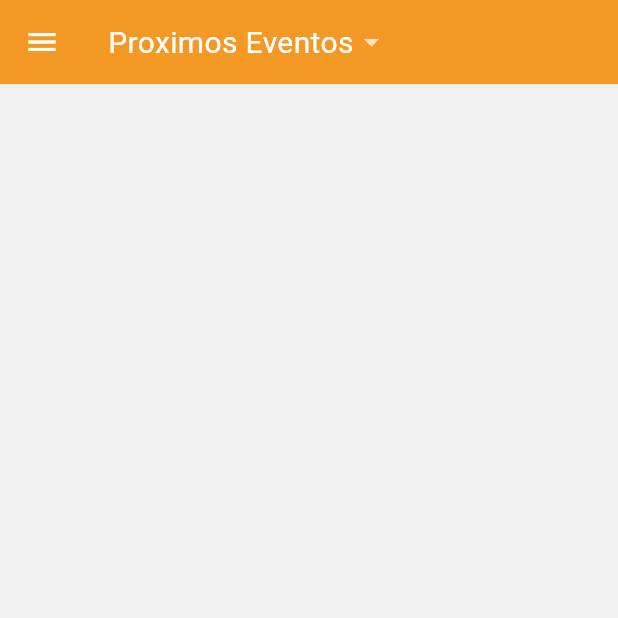
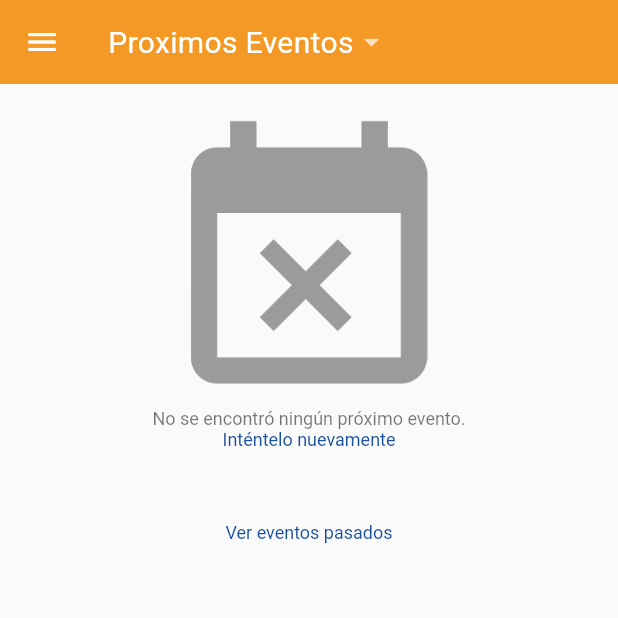
Before and after one commit to belatrix/HackatrixApp, a Flutter app: the screen it shows after launch, on a phone screen of 412 x 824 dp, the top half of it. Run offline on Flutter 3.47's test engine with Material 2 defaults, Android fonts, the phone set to English and light mode, and no system bars; our stand-ins replace cached_network_image, shared_preferences; missing offline and left inert: progress_hud; accounts and stored records are empty; network calls fail.

Commit message:
[WIP] Se agregó el status de in progress, error y success al momento de cargar los eventos.

```diff
--- /dev/null
+++ b/lib/domain/model/status.dart
@@ -0,0 +1,3 @@
+enum Status{
+  LOADING, SUCCESS, ERROR, EMPTY
+}
--- a/lib/presentation/event/event_page.dart
+++ b/lib/presentation/event/event_page.dart
@@ -2,6 +2,7 @@ import 'package:flutter/material.dart';
 import 'package:flutter_staggered_grid_view/flutter_staggered_grid_view.dart';
 import 'package:hackatrix/data/repository/rest/event_rest.dart';
 import 'package:hackatrix/domain/model/event.dart';
+import 'package:hackatrix/domain/model/status.dart';
 import 'package:hackatrix/presentation/event/event_item.dart';
 import 'package:hackatrix/presentation/event/evento_presenter.dart';
 import 'package:hackatrix/presentation/event_detail/event_detail_page.dart';
@@ -21,6 +22,7 @@ class EventPage extends StatefulWidget {
 class _EventPageState extends State<EventPage> implements EventView {
   EventPresenter _presenter;
   List<dynamic> _elements = List();
+  Status _status;
 
   _EventPageState() {
     _presenter = new EventPresenter(this, new EventRest());
@@ -37,7 +39,6 @@ class _EventPageState extends State<EventPage> implements EventView {
   }
 
   void _onTapEvent(Event event) {
-    print("event tapped: ${event.title}");
     Navigator.push(
       context,
       new MaterialPageRoute(
@@ -47,7 +48,14 @@ class _EventPageState extends State<EventPage> implements EventView {
   }
 
   @override
+  void onLoading() {
+    _status = Status.LOADING;
+    setState(() {});
+  }
+
+  @override
   void onResult(List<dynamic> list) {
+    _status = Status.SUCCESS;
     for (int i = 0; i < list.length; i++) {
       if (!list[i].isUpcoming) {
         list[i].title = list[i].title.replaceAll("Hackatrix ", "");
@@ -59,23 +67,100 @@ class _EventPageState extends State<EventPage> implements EventView {
     });
   }
 
-  Widget buildPastEventsView(BuildContext context) {
-    return new Container(
-        padding: EdgeInsets.all(16.0),
-        child: new GestureDetector(
-          onTap: () => print('Open past events'),
-          child: new Text(
-            "Ver eventos pasados",
-            style: Theme.of(context).textTheme.caption.apply(
-                  color: CompanyColors.blue[900],
-                ),
-            textAlign: TextAlign.center,
-          ),
-        ));
+  @override
+  void onEmptyResult() {
+    _status = Status.EMPTY;
+    setState(() {
+      _elements.clear();
+    });
+  }
+
+  @override
+  void onError() {
+    _status = Status.ERROR;
+    setState(() {
+      _elements.clear();
+    });
   }
 
   @override
   Widget build(BuildContext context) {
+    return buildContent(context);
+  }
+
+  Widget buildContent(BuildContext context) {
+    switch (_status) {
+      case Status.SUCCESS:
+        return buildOnSuccess(context);
+      case Status.LOADING:
+        return buildOnLoading(context);
+      default:
+        return buildOnEmpty(context);
+    }
+  }
+
+  Widget buildOnLoading(BuildContext context) {
+    return Container(
+      padding: EdgeInsets.all(40.0),
+      child: Column(
+        crossAxisAlignment: CrossAxisAlignment.center,
+        mainAxisSize: MainAxisSize.max,
+        children: <Widget>[
+          CircularProgressIndicator(),
+          SizedBox(
+            width: MediaQuery.of(context).size.width,
+            height: 40.0,
+          ),
+          Text(
+            "Cargando próximos eventos",
+            style: Theme.of(context).textTheme.caption,
+            textAlign: TextAlign.center,
+          ),
+        ],
+      ),
+    );
+  }
+
+  Widget buildOnEmpty(BuildContext context) {
+    return Container(
+      padding: EdgeInsets.symmetric(vertical: 24.0),
+      child: Column(
+        crossAxisAlignment: CrossAxisAlignment.center,
+        mainAxisSize: MainAxisSize.max,
+        children: <Widget>[
+          new Image.asset(
+            'images/ic_empty_events.png',
+          ),
+          SizedBox(
+            width: MediaQuery.of(context).size.width,
+            height: 16.0,
+          ),
+          new Text(
+            "No se encontró ningún próximo evento.",
+            style: Theme.of(context).textTheme.caption,
+            textAlign: TextAlign.center,
+          ),
+          new GestureDetector(
+            onTap: _firstLoad,
+            child: new Text(
+              "Inténtelo nuevamente",
+              style: Theme.of(context).textTheme.caption.apply(
+                    color: CompanyColors.blue[900],
+                  ),
+              textAlign: TextAlign.center,
+            ),
+          ),
+          SizedBox(
+            width: MediaQuery.of(context).size.width,
+            height: 32.0,
+          ),
+          buildPastEventsView(context),
+        ],
+      ),
+    );
+  }
+
+  Widget buildOnSuccess(BuildContext context) {
     return Container(
         color: CompanyColors.offwhite,
         child: StaggeredGridView.countBuilder(
@@ -97,4 +182,19 @@ class _EventPageState extends State<EventPage> implements EventView {
               }
             }));
   }
+
+  Widget buildPastEventsView(BuildContext context) {
+    return new Container(
+        padding: EdgeInsets.all(16.0),
+        child: new GestureDetector(
+          onTap: () => print('Open past events'),
+          child: new Text(
+            "Ver eventos pasados",
+            style: Theme.of(context).textTheme.caption.apply(
+                  color: CompanyColors.blue[900],
+                ),
+            textAlign: TextAlign.center,
+          ),
+        ));
+  }
 }
```
Also changed, not shown: lib/data/repository/event_repository.dart (+5 -10 lines), lib/data/repository/rest/event_rest.dart (+10 -10 lines), lib/presentation/event/evento_presenter.dart (+16 -4 lines), pubspec.yaml (+1 -39 lines), images/2.0x/ic_empty_events.png (added), images/3.0x/ic_empty_events.png (added), images/ic_empty_events.png (added), pubspec.lock, 2 other files.
